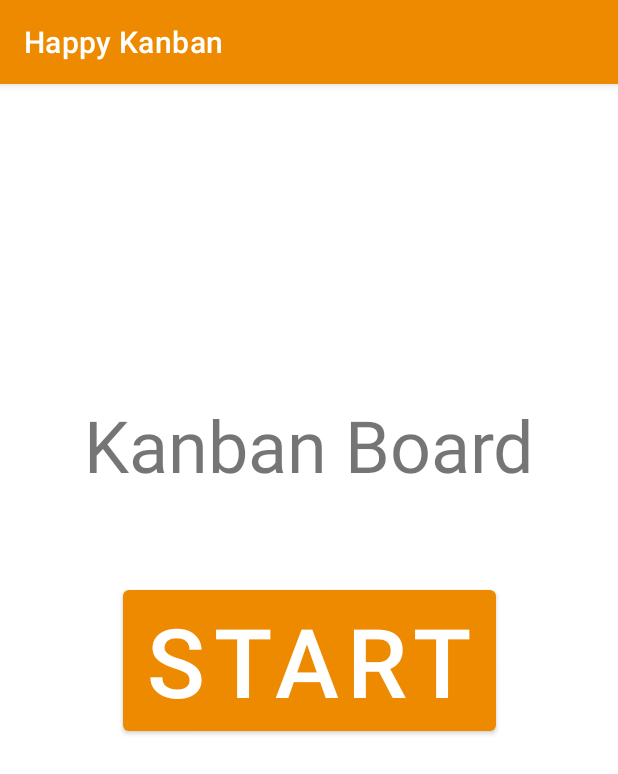
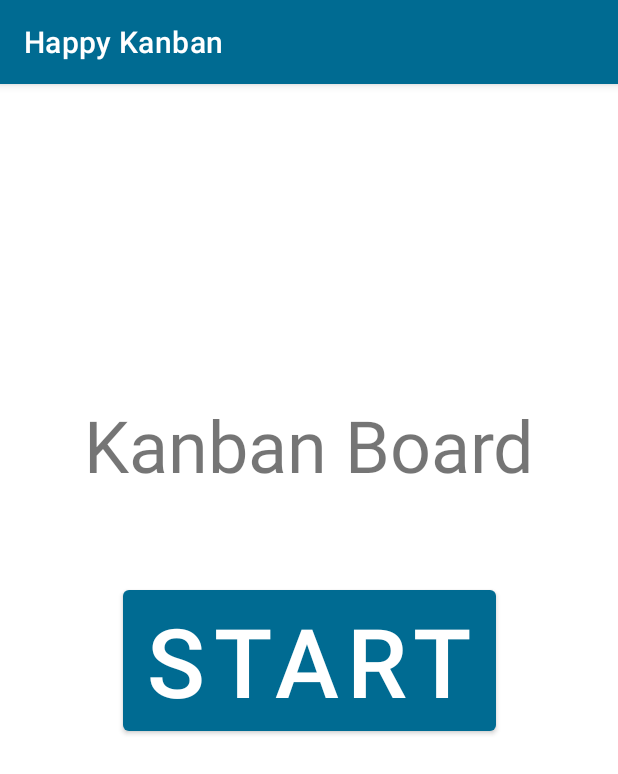
Before and after one commit to TomAwezome/happy-kanban, an Android app: the screen it shows after launch (MainActivity), on a phone screen of 412 x 824 dp. Shown: the top 774 px of the screen. Run offline under Robolectric (Android 15) with nearby library versions, the light colour scheme and no system bars.

Commit message:
Change colors to be more colorblind-friendly. (Received notice that the previously-orange colors looked brownish-green for colorblind user, ran colors through https://davidmathlogic.com/colorblind/ to come up with colors that look effectively the same for all eye color reception.)

```diff
--- a/app/src/main/res/values/colors.xml
+++ b/app/src/main/res/values/colors.xml
@@ -4,6 +4,10 @@
     <color name="orange_bright">#ED8A00</color>
     <color name="orange_dark">#B35300</color>
     <color name="orange_accent">#D7CD70</color>
+
+    <color name="blue_bright">#006B92</color>
+    <color name="blue_dark">#00455F</color>
+    <color name="blue_accent">#009BD4</color>
 
     <color name="purple_200">#FFBB86FC</color>
     <color name="purple_500">#FF6200EE</color>
--- a/app/src/main/res/values/themes.xml
+++ b/app/src/main/res/values/themes.xml
@@ -2,11 +2,9 @@
     <!-- Base application theme. -->
     <style name="Theme.HappyKanban" parent="Theme.MaterialComponents.DayNight.DarkActionBar">
         <!-- Primary brand color. -->
-<!--        <item name="colorPrimary">@color/purple_500</item>-->
-<!--        <item name="colorPrimaryVariant">@color/purple_700</item>-->
-<!--        <item name="colorOnPrimary">@color/white</item>-->
-        <item name="colorPrimary">@color/orange_bright</item>
-        <item name="colorPrimaryVariant">@color/orange_dark</item>
+
+        <item name="colorPrimary">@color/blue_bright</item>
+        <item name="colorPrimaryVariant">@color/blue_dark</item>
         <item name="colorOnPrimary">@color/white</item>
 
         <!-- Secondary brand color. -->
```
